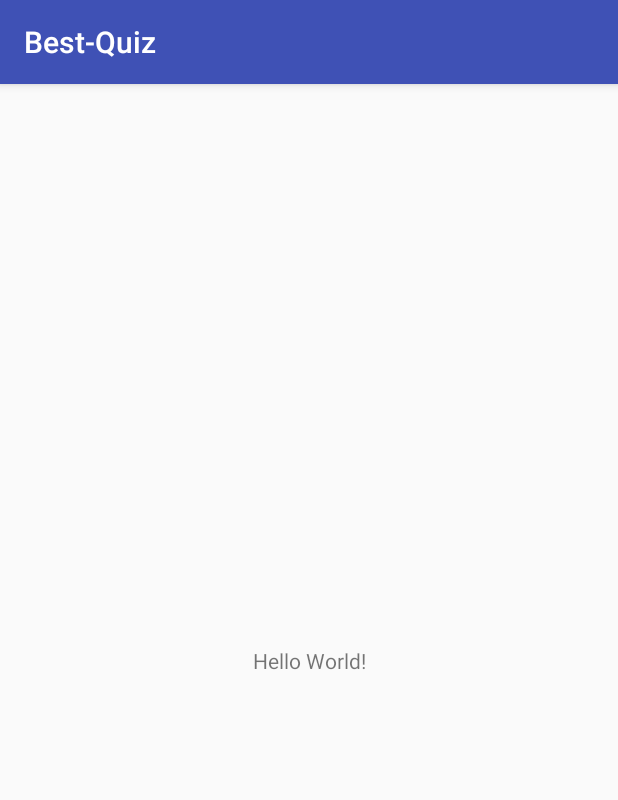
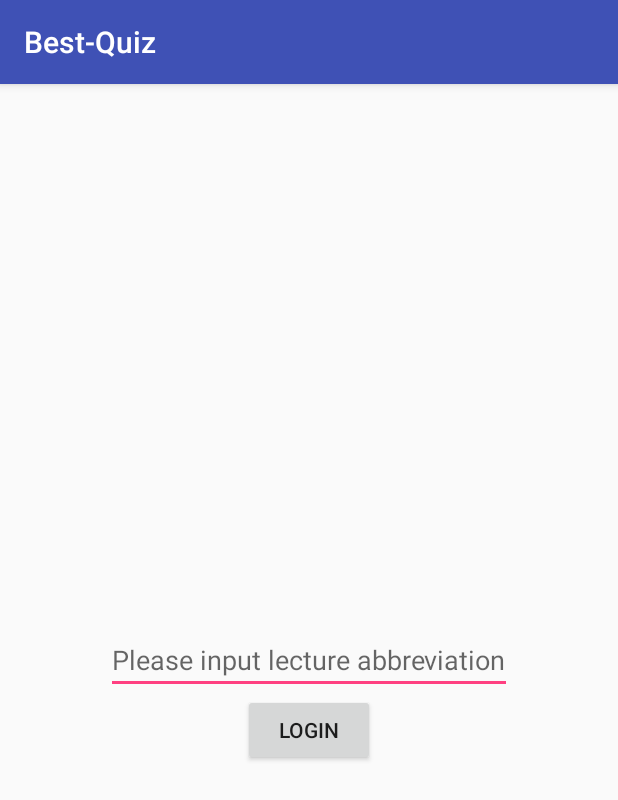
Before and after one commit to miechal100/BestQuiz, an Android app: the screen it shows after launch (LectureActivity), on a phone screen of 412 x 824 dp. Shown: the top 800 px of the screen. Run offline under Robolectric (Android 15) with nearby library versions, the phone set to English and light mode, and no system bars.

Commit message:
Lecture login screen view

```diff
--- a/app/src/main/java/com/code/knab/best_quiz/ui/lecture/LectureActivity.kt
+++ b/app/src/main/java/com/code/knab/best_quiz/ui/lecture/LectureActivity.kt
@@ -3,11 +3,17 @@ package com.code.knab.best_quiz.ui.lecture
 import android.support.v7.app.AppCompatActivity
 import android.os.Bundle
 import com.code.knab.best_quiz.R
+import com.code.knab.best_quiz.ui.lecture.mvp.LectureMVP
 
-class LectureActivity : AppCompatActivity() {
-
+class LectureActivity : AppCompatActivity(), LectureMVP.View {
     override fun onCreate(savedInstanceState: Bundle?) {
         super.onCreate(savedInstanceState)
         setContentView(R.layout.activity_lecture)
+
+
+    }
+
+    override fun lectureLoaded() {
+        TODO("not implemented") //To change body of created functions use File | Settings | File Templates.
     }
 }
--- a/app/src/main/res/layout/activity_lecture.xml
+++ b/app/src/main/res/layout/activity_lecture.xml
@@ -4,15 +4,26 @@
     xmlns:tools="http://schemas.android.com/tools"
     android:layout_width="match_parent"
     android:layout_height="match_parent"
+    android:orientation="vertical"
     tools:context="com.code.knab.best_quiz.ui.lecture.LectureActivity">
 
-    <TextView
+    <EditText
+        android:id="@+id/lectureAbbreviationEditText"
         android:layout_width="wrap_content"
         android:layout_height="wrap_content"
-        android:text="Hello World!"
+        android:hint="@string/please_input_lecture_abbreviation"
         app:layout_constraintBottom_toBottomOf="parent"
         app:layout_constraintLeft_toLeftOf="parent"
         app:layout_constraintRight_toRightOf="parent"
         app:layout_constraintTop_toTopOf="parent" />
 
+    <Button
+        android:layout_width="wrap_content"
+        android:layout_height="wrap_content"
+        android:text="@string/lecture_login"
+        android:gravity="center"
+        app:layout_constraintTop_toBottomOf="@+id/lectureAbbreviationEditText"
+        app:layout_constraintLeft_toLeftOf="parent"
+        app:layout_constraintRight_toRightOf="parent"/>
+
 </android.support.constraint.ConstraintLayout>
--- a/app/src/main/res/values/strings.xml
+++ b/app/src/main/res/values/strings.xml
@@ -1,3 +1,5 @@
 <resources>
     <string name="app_name">Best-Quiz</string>
+    <string name="please_input_lecture_abbreviation">Please input lecture abbreviation</string>
+    <string name="lecture_login">LOGIN</string>
 </resources>
```
